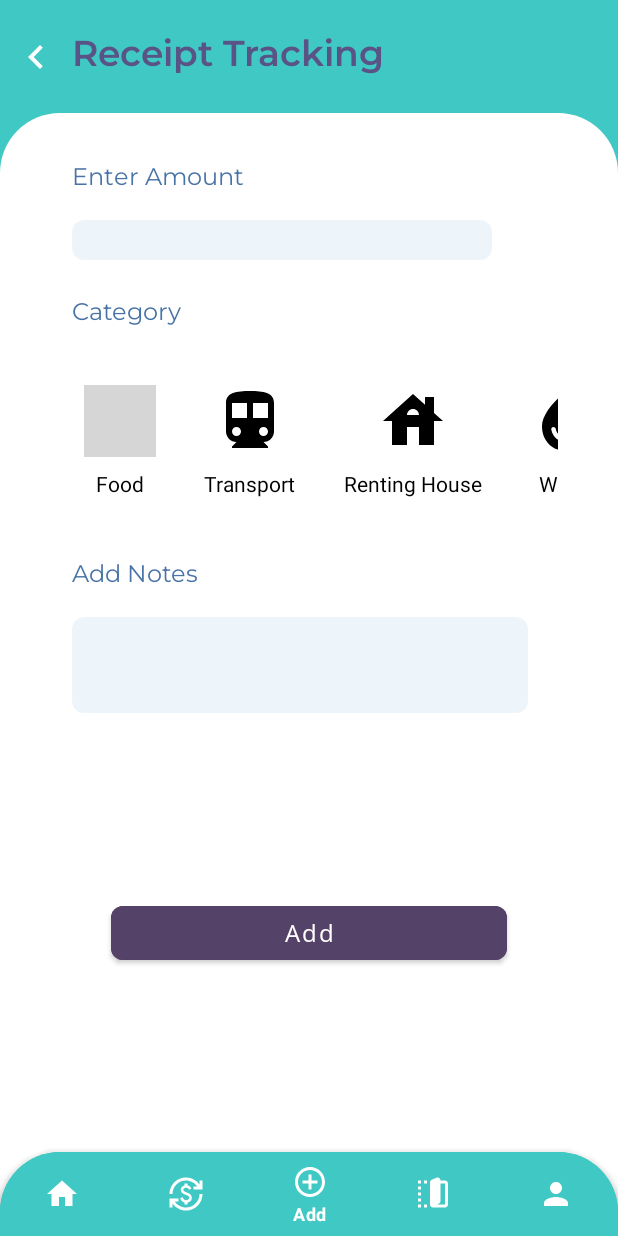
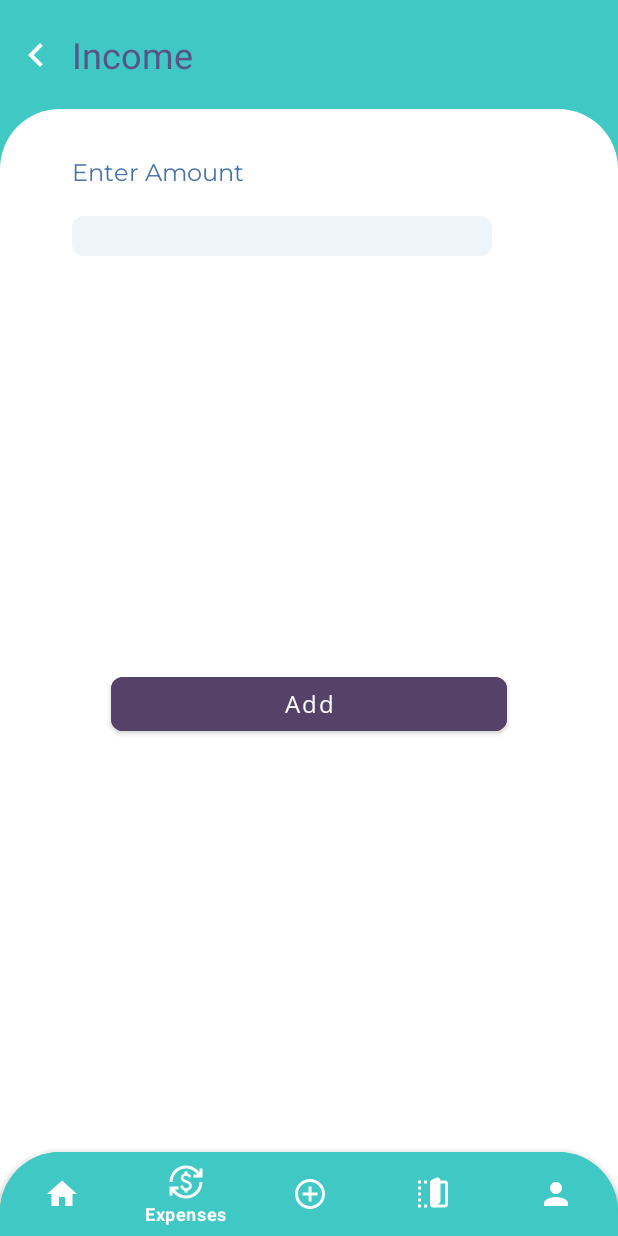
Before and after one commit to LNMCode/personal-finance-app-phongnn4, an Android app built with Jetpack Compose: the DashBoardFragment screen opened directly, with no data from a screen before it, after a tap on "Add Income", on a phone screen of 412 x 824 dp. Run offline under Robolectric (Android 15) with nearby library versions, the phone set to English and light mode, and no system bars; our stand-ins replace Dagger/Hilt's generated code, Firebase (no records; nobody signed in at launch, a user with empty details on screens opened directly), navigation-ui; Roboto replaces fonts that are not available here; 1 statement that could not run was skipped; grey boxes are pictures that could not be loaded.

Commit message:
update add bill

```diff
--- a/SourceCode/app/src/main/java/com/example/personalfinanceapp/domain/repo/user/UserRepository.kt
+++ b/SourceCode/app/src/main/java/com/example/personalfinanceapp/domain/repo/user/UserRepository.kt
@@ -14,4 +14,7 @@ interface UserRepository {
 
     suspend fun addBill(userId: String, dailyBills: List<DailyBill>): Flow<Boolean>
 
+    suspend fun addIncome(userId: String, income: Long): Flow<Boolean>
+
+    suspend fun minusMoney(userId: String, moneyOrigin: Long, moneyMinus: Long): Flow<Boolean>
 }
--- a/SourceCode/app/src/main/java/com/example/personalfinanceapp/domain/usecases/user/UserUseCase.kt
+++ b/SourceCode/app/src/main/java/com/example/personalfinanceapp/domain/usecases/user/UserUseCase.kt
@@ -12,4 +12,8 @@ interface UserUseCase {
     suspend fun fetchUserInformation(userId: String) : Flow<UserModel?>
 
     suspend fun addBill(userId: String, dailyBills: List<DailyBill>): Flow<Boolean>
+
+    suspend fun addIncome(userId: String, income: Long): Flow<Boolean>
+
+    suspend fun minusMoney(userId: String, moneyOrigin: Long, moneyMinus: Long): Flow<Boolean>
 }
--- a/SourceCode/app/src/main/java/com/example/personalfinanceapp/presentation/fragments/expenses/ExpensesFragment.kt
+++ b/SourceCode/app/src/main/java/com/example/personalfinanceapp/presentation/fragments/expenses/ExpensesFragment.kt
@@ -80,7 +80,7 @@ class ExpensesFragment : Fragment() {
             }
 
             btnAddIncome.setOnClickListener {
-                findNavController().navigate(R.id.action_homeFragment_to_paymentFragment)
+                findNavController().navigate(R.id.action_expensesFragment_to_incomeFragment)
 
             }
         }
--- /dev/null
+++ b/SourceCode/app/src/main/java/com/example/personalfinanceapp/presentation/fragments/income/IncomeFragment.kt
@@ -0,0 +1,62 @@
+package com.example.personalfinanceapp.presentation.fragments.income
+
+import android.os.Bundle
+import androidx.fragment.app.Fragment
+import android.view.LayoutInflater
+import android.view.View
+import android.view.ViewGroup
+import androidx.fragment.app.viewModels
+import androidx.navigation.fragment.findNavController
+import com.example.personalfinanceapp.R
+import com.example.personalfinanceapp.databinding.FragmentExpensesBinding
+import com.example.personalfinanceapp.databinding.FragmentIncomeBinding
+import dagger.hilt.android.AndroidEntryPoint
+
+@AndroidEntryPoint
+class IncomeFragment : Fragment() {
+    private lateinit var binding: FragmentIncomeBinding
+
+    private val incomeViewModel : IncomeViewModel by viewModels()
+
+    override fun onCreateView(
+        inflater: LayoutInflater,
+        container: ViewGroup?,
+        savedInstanceState: Bundle?
+    ): View {
+        binding = FragmentIncomeBinding.inflate(layoutInflater)
+        return binding.root
+    }
+
+    override fun onViewCreated(view: View, savedInstanceState: Bundle?) {
+        super.onViewCreated(view, savedInstanceState)
+        observerIncome()
+        setUpAddBtn()
+        setUpBackBtn()
+    }
+
+    private fun setUpAddBtn() {
+        binding.btnAdd.setOnClickListener {
+            handleAddIncome()
+        }
+    }
+
+    private fun handleAddIncome() {
+        val income = binding.edtEnterAmount.text.toString()
+        incomeViewModel.addIncome(income)
+    }
+
+    private fun setUpBackBtn() {
+        binding.imgBack.setOnClickListener {
+            findNavController().popBackStack()
+        }
+    }
+
+    private fun observerIncome() {
+        incomeViewModel.incomeLiveData.observe(viewLifecycleOwner) {
+            if (it) {
+                findNavController().popBackStack()
+            }
+        }
+    }
+
+}
--- /dev/null
+++ b/SourceCode/app/src/main/java/com/example/personalfinanceapp/presentation/fragments/income/IncomeViewModel.kt
@@ -0,0 +1,30 @@
+package com.example.personalfinanceapp.presentation.fragments.income
+
+import androidx.lifecycle.LiveData
+import androidx.lifecycle.MutableLiveData
+import com.example.personalfinanceapp.base.BaseViewModel
+import com.example.personalfinanceapp.domain.model.UserModel
+import com.example.personalfinanceapp.domain.usecases.accuracy.AccuracyUseCase
+import com.example.personalfinanceapp.domain.usecases.user.UserUseCase
+import dagger.hilt.android.lifecycle.HiltViewModel
+import kotlinx.coroutines.flow.collect
+import javax.inject.Inject
+
+@HiltViewModel
+class IncomeViewModel @Inject constructor(
+    private val userUseCase: UserUseCase,
+) : BaseViewModel() {
+
+    private var _incomeLiveData = MutableLiveData<Boolean>()
+    val incomeLiveData: LiveData<Boolean> get() = _incomeLiveData
+
+    fun addIncome(income: String) {
+        requestFlow {
+            userUseCase.getUserIdCurrent().collect {
+                userUseCase.addIncome(it, income.toLong()).collect { isDone ->
+                    _incomeLiveData.postValue(isDone)
+                }
+            }
+        }
+    }
+}
--- a/SourceCode/app/src/main/java/com/example/personalfinanceapp/presentation/fragments/payment/PaymentFragment.kt
+++ b/SourceCode/app/src/main/java/com/example/personalfinanceapp/presentation/fragments/payment/PaymentFragment.kt
@@ -50,7 +50,7 @@ class PaymentFragment : Fragment(), OnCategoryListClicked {
     private fun handleAddBill() {
         val amount = binding.edtEnterAmount.text.toString()
         val notes = binding.edtAddNote.text.toString()
-        paymentViewModel.addBill(amount, notes)
+        paymentViewModel.addBill(requireContext(), amount, notes)
     }
 
     private fun createCategoriesList(): MutableList<Category> {
--- /dev/null
+++ b/SourceCode/app/src/main/res/layout/fragment_income.xml
@@ -0,0 +1,116 @@
+<?xml version="1.0" encoding="utf-8"?>
+<androidx.constraintlayout.widget.ConstraintLayout xmlns:android="http://schemas.android.com/apk/res/android"
+    xmlns:app="http://schemas.android.com/apk/res-auto"
+    xmlns:tools="http://schemas.android.com/tools"
+    android:layout_width="match_parent"
+    android:layout_height="match_parent"
+    android:background="#40C9C4"
+    tools:context=".presentation.fragments.payment.PaymentFragment">
+    <!-- AppBar layout for using Toolbar as AppBar -->
+    <com.google.android.material.appbar.AppBarLayout
+        android:id="@+id/appBarLayout"
+        android:layout_width="0dp"
+        android:layout_height="wrap_content"
+        android:background="#40C9C4"
+        app:elevation="0dp"
+        app:layout_constraintEnd_toEndOf="parent"
+        app:layout_constraintStart_toStartOf="parent"
+        app:layout_constraintTop_toTopOf="parent">
+
+        <androidx.constraintlayout.widget.ConstraintLayout
+            android:layout_width="match_parent"
+            android:layout_height="match_parent">
+
+            <androidx.appcompat.widget.AppCompatImageView
+                android:id="@+id/img_back"
+                android:layout_width="wrap_content"
+                android:layout_height="wrap_content"
+                android:layout_marginHorizontal="8dp"
+                android:src="@drawable/ic_left"
+                app:layout_constraintBottom_toBottomOf="parent"
+                app:layout_constraintStart_toStartOf="parent"
+                app:layout_constraintTop_toTopOf="parent" />
+
+            <!-- ToolBar widget -->
+            <TextView
+                android:id="@+id/tv_account_details"
+                android:layout_width="0dp"
+                android:layout_height="wrap_content"
+                android:layout_marginVertical="20dp"
+                android:layout_marginStart="8dp"
+                android:text="Income"
+                android:textColor="#595386"
+                android:textSize="24sp"
+                app:layout_constraintBottom_toBottomOf="parent"
+                app:layout_constraintStart_toEndOf="@id/img_back"
+                app:layout_constraintTop_toTopOf="parent" />
+        </androidx.constraintlayout.widget.ConstraintLayout>
+    </com.google.android.material.appbar.AppBarLayout>
+
+    <androidx.constraintlayout.widget.ConstraintLayout
+        android:layout_width="match_parent"
+        android:layout_height="0dp"
+        android:background="@drawable/view_pager_background_1"
+        app:layout_constraintBottom_toBottomOf="parent"
+        app:layout_constraintTop_toBottomOf="@+id/appBarLayout">
+
+        <androidx.appcompat.widget.AppCompatTextView
+            android:id="@+id/tv_enter_amount"
+            android:layout_width="wrap_content"
+            android:layout_height="wrap_content"
+            android:layout_marginStart="48dp"
+            android:layout_marginTop="32dp"
+            android:fontFamily="@font/montserrat_thin"
+            android:text="Enter Amount"
+            android:textColor="#4873A6"
+            android:textSize="16sp"
+            app:layout_constraintStart_toStartOf="parent"
+            app:layout_constraintTop_toTopOf="parent" />
+
+        <androidx.appcompat.widget.AppCompatEditText
+            android:id="@+id/edt_enter_amount"
+            android:layout_width="match_parent"
+            android:layout_height="wrap_content"
+            android:layout_marginStart="48dp"
+            android:layout_marginTop="16dp"
+            android:layout_marginEnd="84dp"
+            android:background="@drawable/edt_form"
+            android:inputType="number"
+            android:padding="4dp"
+            android:singleLine="true"
+            android:textColor="#2C4663"
+            android:textSize="13sp"
+            app:layout_constraintStart_toStartOf="parent"
+            app:layout_constraintTop_toBottomOf="@+id/tv_enter_amount" />
+
+        <com.google.android.material.button.MaterialButton
+            android:id="@+id/btn_add"
+            android:layout_width="264dp"
+            android:layout_height="wrap_content"
+            android:backgroundTint="#554269"
+            android:fontFamily="@font/open_sans"
+            android:text="Add"
+            android:textAllCaps="false"
+            android:textSize="16sp"
+            app:cornerRadius="8dp"
+            app:layout_constraintBottom_toTopOf="@+id/bottom_nav_bar"
+            app:layout_constraintEnd_toEndOf="parent"
+            app:layout_constraintStart_toStartOf="parent"
+            app:layout_constraintTop_toBottomOf="@+id/edt_enter_amount" />
+
+        <com.google.android.material.bottomnavigation.BottomNavigationView
+            android:id="@+id/bottom_nav_bar"
+            android:layout_width="match_parent"
+            android:layout_height="wrap_content"
+            android:background="@drawable/view_pager_background_2"
+            android:backgroundTint="@color/white"
+            app:itemIconTint="@color/white"
+            app:itemTextColor="@color/white"
+            app:layout_constraintBottom_toBottomOf="parent"
+            app:layout_constraintEnd_toEndOf="parent"
+            app:layout_constraintStart_toStartOf="parent"
+            app:menu="@menu/bottom_nav_bar" />
+
+
+    </androidx.constraintlayout.widget.ConstraintLayout>
+</androidx.constraintlayout.widget.ConstraintLayout>
--- a/SourceCode/app/src/main/res/navigation/nav_graph.xml
+++ b/SourceCode/app/src/main/res/navigation/nav_graph.xml
@@ -97,6 +97,9 @@
         <action
             android:id="@+id/action_homeFragment_to_billsListFragment"
             app:destination="@id/billsListFragment" />
+        <action
+            android:id="@+id/action_expensesFragment_to_incomeFragment"
+            app:destination="@id/incomeFragment" />
     </fragment>
     <fragment
         android:id="@+id/billsListFragment"
@@ -106,4 +109,8 @@
             android:id="@+id/action_billsListFragment_to_homeFragment"
             app:destination="@id/expensesFragment" />
     </fragment>
+    <fragment
+        android:id="@+id/incomeFragment"
+        android:name="com.example.personalfinanceapp.presentation.fragments.income.IncomeFragment"
+        android:label="IncomeFragment" />
 </navigation>
```
Also changed, not shown: SourceCode/app/src/main/java/com/example/personalfinanceapp/domain/repo/user/UserRepositoryImpl.kt (+31 -0 lines), SourceCode/app/src/main/java/com/example/personalfinanceapp/domain/usecases/user/UserUseCaseImpl.kt (+12 -0 lines), SourceCode/app/src/main/java/com/example/personalfinanceapp/presentation/fragments/payment/PaymentViewModel.kt (+28 -5 lines).
